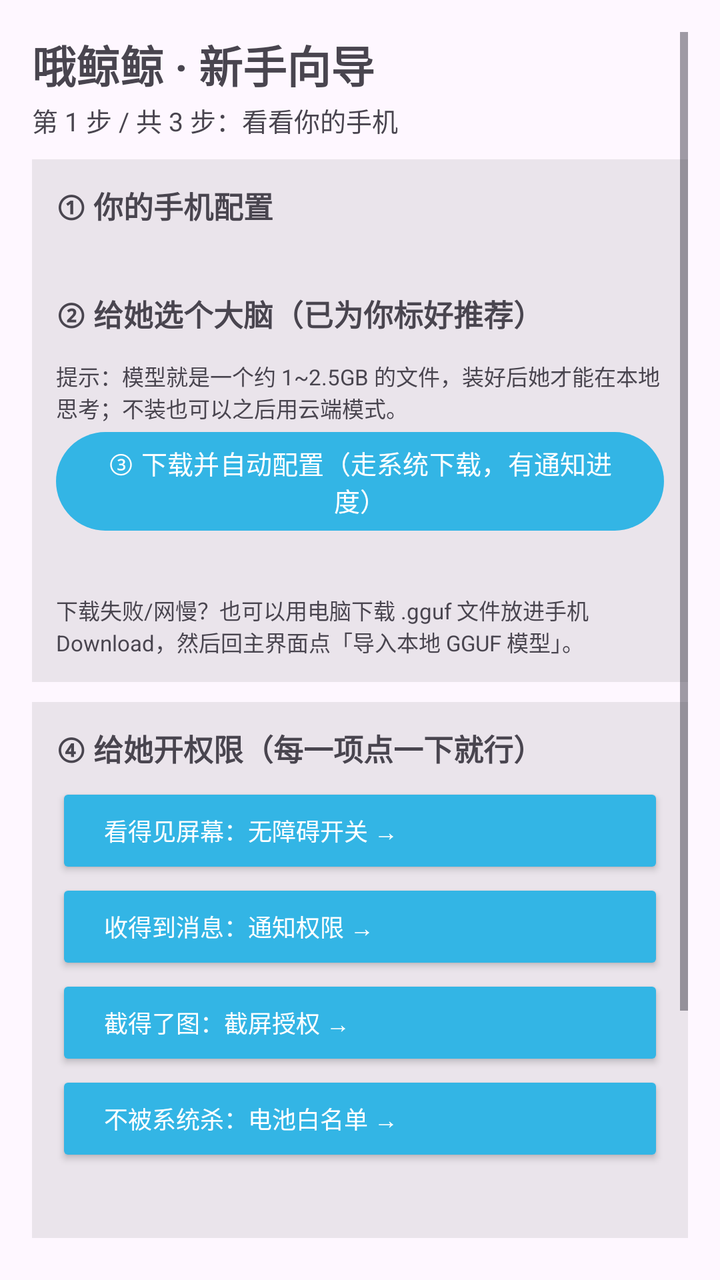
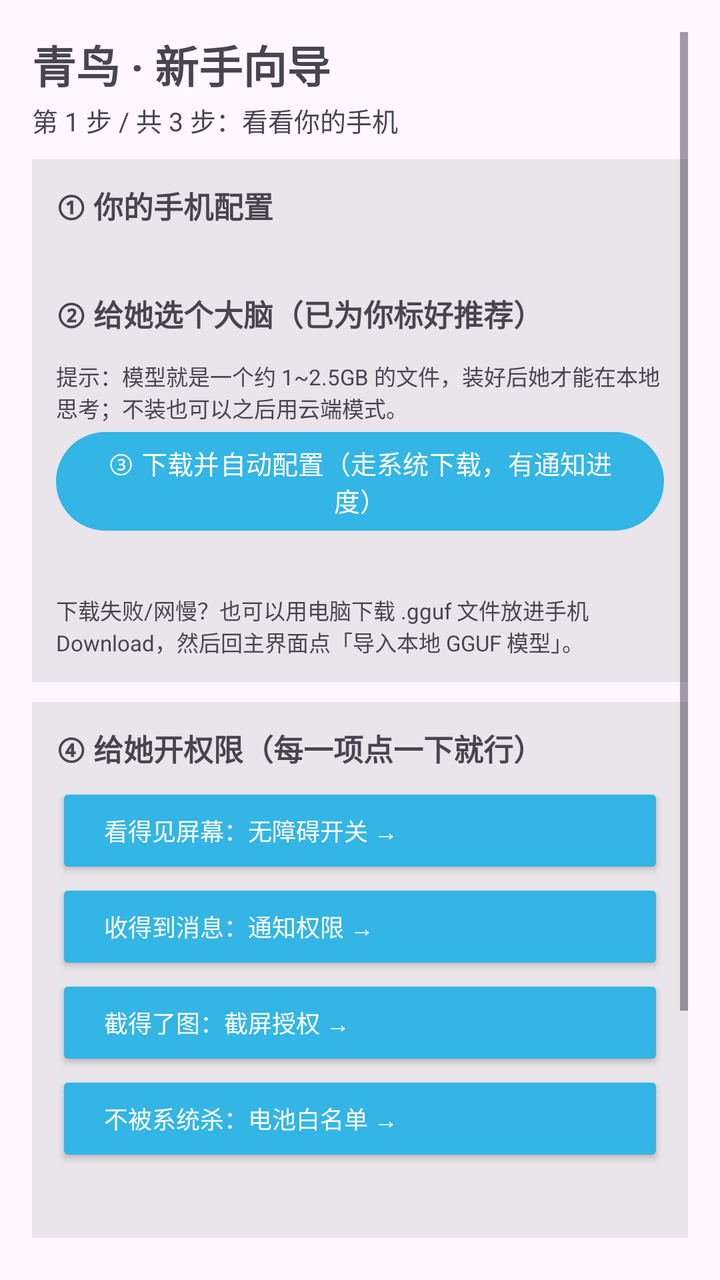

Before-and-after screenshots of an Android layout around one commit, followed by the original layout XML and the change that was made.
<!-- AndroidManifest.xml: application theme Theme.BloomPocket -->
<!-- res/layout/activity_setup.xml -->
<?xml version="1.0" encoding="utf-8"?>
<ScrollView xmlns:android="http://schemas.android.com/apk/res/android"
    android:layout_width="match_parent"
    android:layout_height="match_parent"
    android:padding="16dp">

    <LinearLayout
        android:layout_width="match_parent"
        android:layout_height="wrap_content"
        android:orientation="vertical">

        <TextView
            android:layout_width="match_parent"
            android:layout_height="wrap_content"
            android:text="哦鲸鲸 · 新手向导"
            android:textSize="22sp"
            android:textStyle="bold" />

        <TextView
            android:id="@+id/stepIndicator"
            android:layout_width="match_parent"
            android:layout_height="wrap_content"
            android:text="第 1 步 / 共 3 步：看看你的手机"
            android:textSize="13sp"
            android:paddingTop="2dp"
            android:paddingBottom="10dp" />

        
        <LinearLayout android:id="@+id/step1" style="@style/WizCard">
            <TextView style="@style/WizTitle" android:text="① 你的手机配置" />
            <TextView
                android:id="@+id/deviceInfo"
                android:layout_width="match_parent"
                android:layout_height="wrap_content"
                android:textSize="13sp"
                android:paddingBottom="8dp" />
            <TextView style="@style/WizTitle" android:text="② 给她选个大脑（已为你标好推荐）" />
            <RadioGroup
                android:id="@+id/modelGroup"
                android:layout_width="match_parent"
                android:layout_height="wrap_content" />
            <TextView
                android:layout_width="match_parent"
                android:layout_height="wrap_content"
                android:text="提示：模型就是一个约 1~2.5GB 的文件，装好后她才能在本地思考；不装也可以之后用云端模式。"
                android:textSize="11sp"
                android:paddingTop="6dp" />
            <Button
                android:id="@+id/btnDownload"
                android:layout_width="match_parent"
                android:layout_height="wrap_content"
                android:text="③ 下载并自动配置（走系统下载，有通知进度）"
                android:textSize="13sp" />
            <TextView
                android:id="@+id/downloadStatus"
                android:layout_width="match_parent"
                android:layout_height="wrap_content"
                android:textSize="13sp"
                android:paddingTop="6dp" />
            <TextView
                android:layout_width="match_parent"
                android:layout_height="wrap_content"
                android:text="下载失败/网慢？也可以用电脑下载 .gguf 文件放进手机 Download，然后回主界面点「导入本地 GGUF 模型」。"
                android:textSize="11sp"
                android:paddingTop="4dp" />
        </LinearLayout>

        
        <LinearLayout android:id="@+id/step2" style="@style/WizCard">
            <TextView style="@style/WizTitle" android:text="④ 给她开权限（每一项点一下就行）" />
            <Button android:id="@+id/btnWizA11y" style="@style/WizBtn" android:text="看得见屏幕：无障碍开关 →" />
            <Button android:id="@+id/btnWizNotif" style="@style/WizBtn" android:text="收得到消息：通知权限 →" />
            <Button android:id="@+id/btnWizShot"  style="@style/WizBtn" android:text="截得了图：截屏授权 →" />
            <Button android:id="@+id/btnWizBat"   style="@style/WizBtn" android:text="不被系统杀：电池白名单 →" />
            <TextView
                android:id="@+id/permStatus"
                android:layout_width="match_parent"
                android:layout_height="wrap_content"
                android:textSize="13sp"
                android:paddingTop="6dp" />
        </LinearLayout>

        
        <LinearLayout android:id="@+id/step3" style="@style/WizCard">
            <TextView style="@style/WizTitle" android:text="⑤ 完成！" />
            <TextView
                android:layout_width="match_parent"
                android:layout_height="wrap_content"
                android:textSize="13sp"
                android:text="点下面的按钮叫醒她。想试试可以输入：&#10;· 给指定联系人发一条 QQ 消息&#10;· 今天上海天气怎么样，查完告诉我" />
            <Button
                android:id="@+id/btnFinish"
                android:layout_width="match_parent"
                android:layout_height="wrap_content"
                android:text="叫醒哦鲸鲸 🐋"
                android:textStyle="bold" />
        </LinearLayout>
    </LinearLayout>
</ScrollView>
<!-- resources referenced by this layout -->
<resources>
  <style name="WizBtn" parent="@android:style/Widget.Material.Button">
          <item name="android:layout_width">match_parent</item>
          <item name="android:layout_height">wrap_content</item>
          <item name="android:textSize">12sp</item>
          <item name="android:gravity">start|center_vertical</item>
      </style>
  <style name="WizCard">
          <item name="android:layout_width">match_parent</item>
          <item name="android:layout_height">wrap_content</item>
          <item name="android:orientation">vertical</item>
          <item name="android:background">#14000000</item>
          <item name="android:padding">12dp</item>
          <item name="android:layout_marginBottom">10dp</item>
      </style>
  <style name="WizTitle" parent="@android:style/Widget.Material.TextView">
          <item name="android:layout_width">match_parent</item>
          <item name="android:layout_height">wrap_content</item>
          <item name="android:textSize">15sp</item>
          <item name="android:textStyle">bold</item>
          <item name="android:paddingBottom">6dp</item>
      </style>
  <style name="Theme.BloomPocket" parent="Theme.Material3.DayNight.NoActionBar">
          <item name="colorPrimary">@android:color/holo_blue_light</item>
          <item name="android:statusBarColor">@android:color/transparent</item>
      </style>
</resources>

<!-- the commit's change to res/layout/activity_setup.xml (unified diff, before → after) -->
@@ -12,7 +12,7 @@
         <TextView
             android:layout_width="match_parent"
             android:layout_height="wrap_content"
-            android:text="哦鲸鲸 · 新手向导"
+            android:text="青鸟 · 新手向导"
             android:textSize="22sp"
             android:textStyle="bold" />
 
@@ -92,7 +92,7 @@
                 android:id="@+id/btnFinish"
                 android:layout_width="match_parent"
                 android:layout_height="wrap_content"
-                android:text="叫醒哦鲸鲸 🐋"
+                android:text="叫醒青鸟 🐋"
                 android:textStyle="bold" />
         </LinearLayout>
     </LinearLayout>
